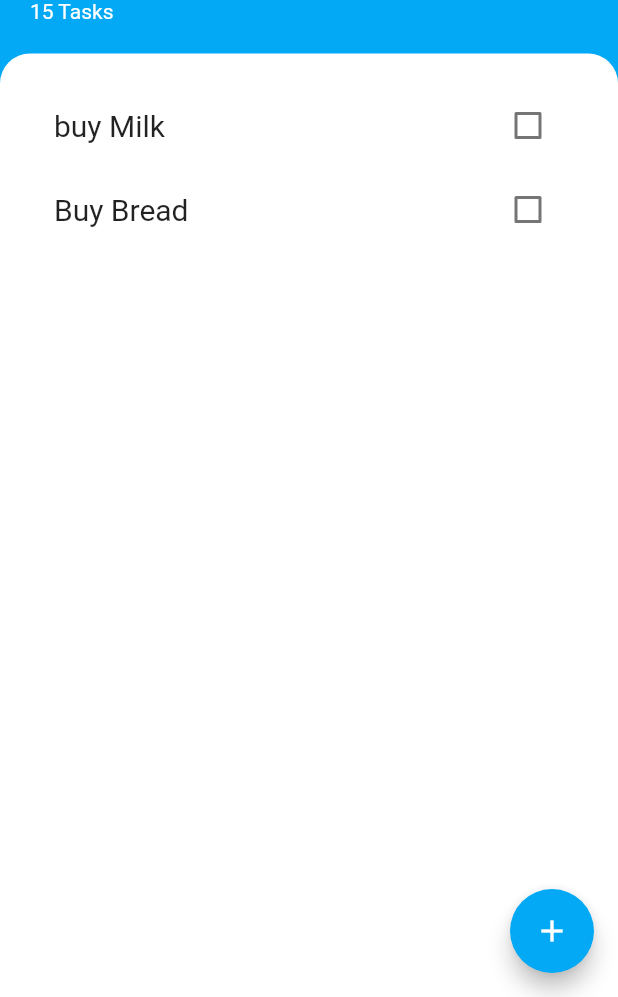
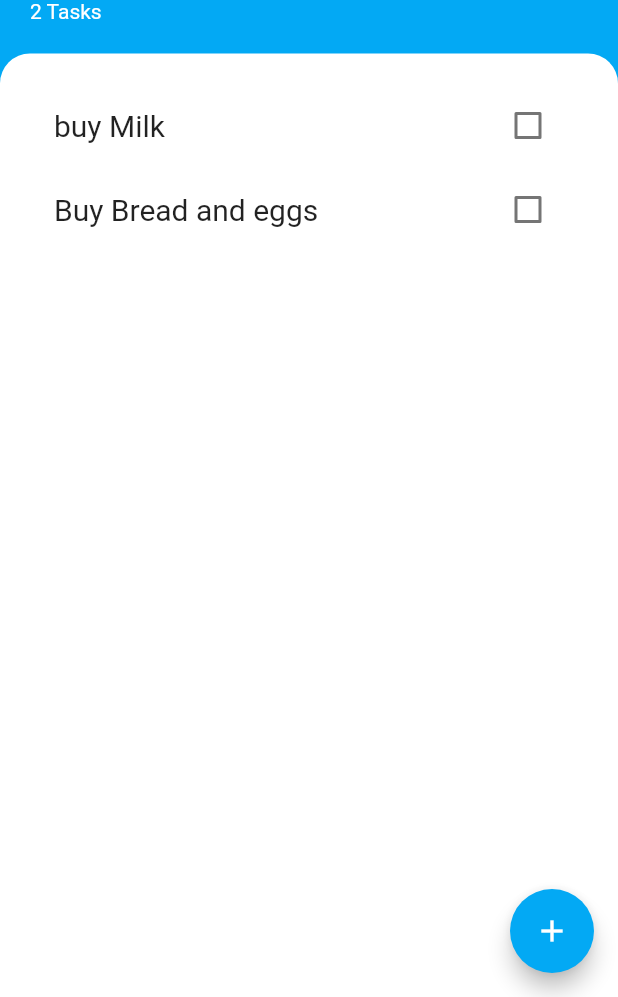
Before and after one commit to ursmaheshj/Todoo-Flutter-App, a Flutter app: the screen it shows after launch, on a phone screen of 412 x 824 dp, the part 239-1236 px from its top. Run offline on Flutter 3.47's test engine with Material 2 defaults, Android fonts, the phone set to English and light mode, and no system bars.

Commit message:
able to add task and update same in listview

```diff
--- a/lib/screens/tasks_screen.dart
+++ b/lib/screens/tasks_screen.dart
@@ -1,9 +1,17 @@
 import 'package:flutter/material.dart';
+import 'package:todoo/models/task_model.dart';
 import 'package:todoo/screens/add_task_screen.dart';
 import 'package:todoo/widgets/tasks_view.dart';
 
-class TasksScreen extends StatelessWidget {
+class TasksScreen extends StatefulWidget {
   const TasksScreen({Key? key}) : super(key: key);
+
+  @override
+  State<TasksScreen> createState() => _TasksScreenState();
+}
+
+class _TasksScreenState extends State<TasksScreen> {
+  List<Task> tasks = [Task(name: 'buy Milk'), Task(name: 'Buy Bread and eggs')];
 
   @override
   Widget build(BuildContext context) {
@@ -14,9 +22,17 @@ class TasksScreen extends StatelessWidget {
               context: context,
               builder: (context) => SingleChildScrollView(
                     child: Container(
-                        padding: EdgeInsets.only(
-                            bottom: MediaQuery.of(context).viewInsets.bottom),
-                        child: const AddTaskScreen()),
+                      padding: EdgeInsets.only(
+                          bottom: MediaQuery.of(context).viewInsets.bottom),
+                      child: AddTaskScreen(
+                        addTask: (newTaskTitle) {
+                          setState(() {
+                            tasks.add(Task(name: newTaskTitle));
+                          });
+                          Navigator.pop(context);
+                        },
+                      ),
+                    ),
                   ),
               shape: const RoundedRectangleBorder(
                 borderRadius: BorderRadius.only(
@@ -38,8 +54,8 @@ class TasksScreen extends StatelessWidget {
                   top: 30.0, left: 20.0, right: 20.0, bottom: 20.0),
               child: Column(
                 crossAxisAlignment: CrossAxisAlignment.start,
-                children: const [
-                  CircleAvatar(
+                children: [
+                  const CircleAvatar(
                     child: Icon(
                       Icons.menu,
                       size: 35.0,
@@ -48,8 +64,8 @@ class TasksScreen extends StatelessWidget {
                     radius: 30.0,
                     backgroundColor: Colors.white,
                   ),
-                  SizedBox(height: 10.0),
-                  Text(
+                  const SizedBox(height: 10.0),
+                  const Text(
                     "Todoo",
                     style: TextStyle(
                         color: Colors.white,
@@ -57,8 +73,8 @@ class TasksScreen extends StatelessWidget {
                         fontWeight: FontWeight.w700),
                   ),
                   Text(
-                    '15 Tasks',
-                    style: TextStyle(color: Colors.white),
+                    '${tasks.length} Tasks',
+                    style: const TextStyle(color: Colors.white),
                   ),
                 ],
               ),
@@ -66,7 +82,9 @@ class TasksScreen extends StatelessWidget {
             Expanded(
               child: Container(
                 padding: const EdgeInsets.all(20.0),
-                child: const TasksView(),
+                child: TasksView(
+                  tasks: tasks,
+                ),
                 decoration: const BoxDecoration(
                     color: Colors.white,
                     borderRadius: BorderRadius.only(
--- a/lib/widgets/tasks_view.dart
+++ b/lib/widgets/tasks_view.dart
@@ -3,8 +3,9 @@ import 'package:todoo/models/task_model.dart';
 import 'package:todoo/widgets/task_tile.dart';
 
 class TasksView extends StatefulWidget {
+   final List<Task> tasks;
   const TasksView({
-    Key? key,
+    Key? key,required this.tasks
   }) : super(key: key);
 
   @override
@@ -12,25 +13,23 @@ class TasksView extends StatefulWidget {
 }
 
 class _TasksViewState extends State<TasksView> {
-  List<Task> tasks = [Task(name: 'buy Milk'), Task(name: 'Buy Bread')];
-
   @override
   Widget build(BuildContext context) {
     return ListView.builder(
       itemBuilder: (context, index) {
         return TaskTile(
-          tileTitle: tasks[index].name,
-          isChecked: tasks[index].isDone,
+          tileTitle: widget.tasks[index].name,
+          isChecked: widget.tasks[index].isDone,
           toggleCheckBoxState: (bool? checkBoxState) {
             setState(
               () {
-                tasks[index].toggleDone();
+                widget.tasks[index].toggleDone();
               },
             );
           },
         );
       },
-      itemCount: tasks.length,
+      itemCount: widget.tasks.length,
     );
   }
 }
```
Also changed, not shown: lib/screens/add_task_screen.dart (+8 -5 lines).
